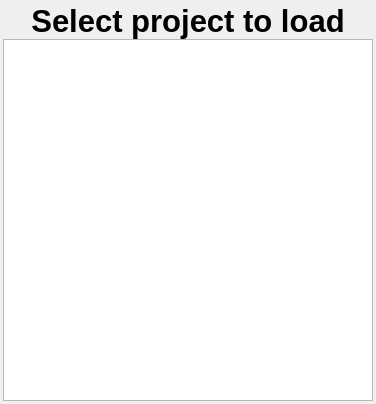
Before: the Qt Designer form ui_listmodules.ui in NathanW2/qmap, drawn with Qt 5.
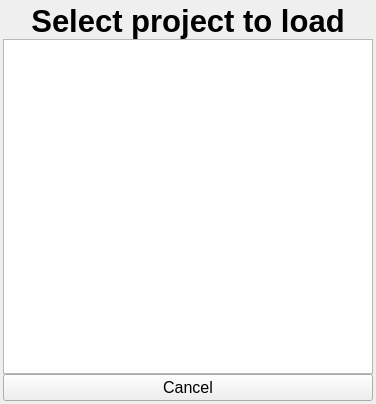
After: the same form once the commit is applied.

```diff
--- a/ui_listmodules.ui
+++ b/ui_listmodules.ui
@@ -76,6 +76,19 @@
      </property>
     </widget>
    </item>
+   <item row="2" column="0">
+    <widget class="QPushButton" name="pushButton">
+     <property name="font">
+      <font>
+       <family>Tahoma</family>
+       <pointsize>12</pointsize>
+      </font>
+     </property>
+     <property name="text">
+      <string>Cancel</string>
+     </property>
+    </widget>
+   </item>
   </layout>
  </widget>
  <resources/>
```
Left out of the diff: 19 changed lines with no effect on the pictures.
